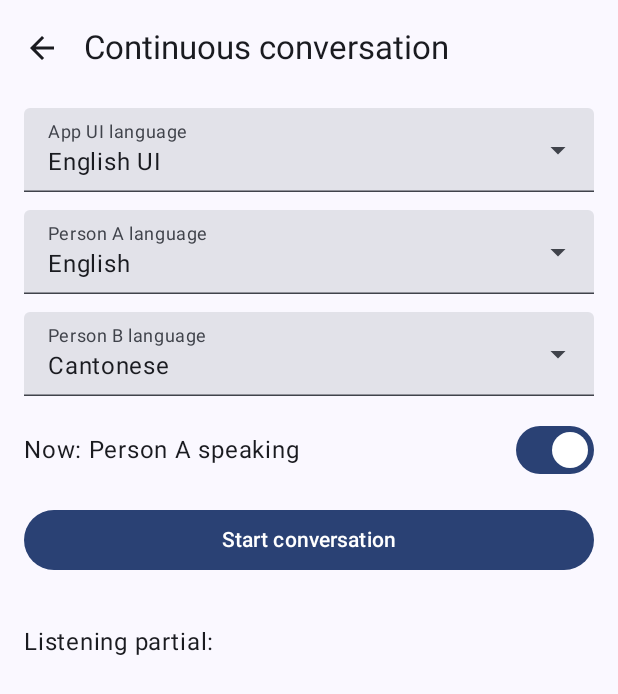
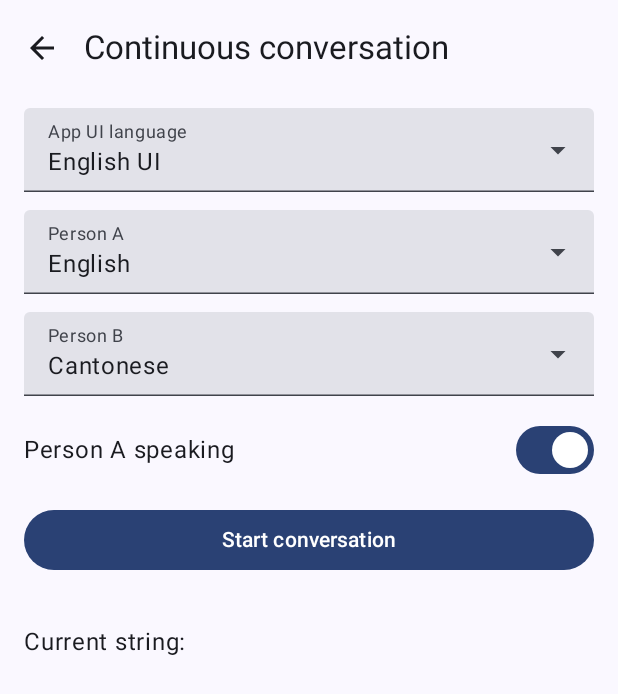
Before and after one commit to TALMasterA/FYP, an Android app built with Jetpack Compose: the screen it shows after launch (MainActivity), after a tap on "Start continuous translate & speak", on a phone screen of 412 x 824 dp. Shown: the top 694 px of the screen. Run offline under Robolectric (Android 15) with nearby library versions, the phone set to English and light mode, and no system bars; libraries missing offline, so code that uses them is left out: com.microsoft.cognitiveservices.

Commit message:
Simplify UI‑text localization and make the the new continuous function included

```diff
--- a/app/src/main/java/com/example/fyp/MainActivity.kt
+++ b/app/src/main/java/com/example/fyp/MainActivity.kt
@@ -126,22 +126,15 @@ fun AppLanguageDropdown(
                 onUpdateAppLanguage(code, emptyMap())
             } else {
                 scope.launch {
-                    val baseTexts = BaseUiTexts
                     when (val result = TranslatorClient.translateTexts(
-                        texts = baseTexts,
+                        texts = BaseUiTexts,
                         toLanguage = code,
                         fromLanguage = "en"
                     )) {
                         is SpeechResult.Success -> {
-                            val parts = result.text.split('\u0001')
-                            if (parts.size == baseTexts.size) {
-                                val map = UiTextKey.entries.zip(parts).toMap()
-                                onUpdateAppLanguage(code, map)
-                            } else {
-                                onUpdateAppLanguage(code, emptyMap())
-                            }
+                            val map = buildUiTextMap(result.text)
+                            onUpdateAppLanguage(code, map)
                         }
-
                         is SpeechResult.Error -> {
                             Log.e("UITranslation", "Error: ${result.message}")
                             onUpdateAppLanguage(code, emptyMap())
@@ -302,7 +295,12 @@ fun HomeScreen(
                 onClick = onStartContinuous,
                 modifier = Modifier.fillMaxWidth()
             ) {
-                Text("Start continuous translate & speak") // later can move this string into UiTexts
+                Text(
+                    uiText(
+                        UiTextKey.ContinuousStartScreenButton,
+                        BaseUiTexts[UiTextKey.ContinuousStartScreenButton.ordinal]
+                    )
+                )
             }
         }
     }
@@ -637,7 +635,14 @@ fun ContinuousConversationScreen(
     Scaffold(
         topBar = {
             TopAppBar(
-                title = { Text("Continuous conversation") },
+                title = {
+                    Text(
+                        uiText(
+                            UiTextKey.ContinuousTitle,
+                            BaseUiTexts[UiTextKey.ContinuousTitle.ordinal]
+                        )
+                    )
+                },
                 navigationIcon = {
                     IconButton(onClick = {
                         viewModel.stopContinuous()
@@ -673,7 +678,10 @@ fun ContinuousConversationScreen(
                     )
 
                     LanguageDropdownField(
-                        label = "Person A language",
+                        label = uiText(
+                            UiTextKey.ContinuousSpeakerAName,
+                            BaseUiTexts[UiTextKey.ContinuousSpeakerAName.ordinal]
+                        ),
                         selectedCode = fromLanguage,
                         options = supportedLanguages,
                         nameFor = uiLanguageNameFor,
@@ -681,7 +689,10 @@ fun ContinuousConversationScreen(
                     )
 
                     LanguageDropdownField(
-                        label = "Person B language",
+                        label = uiText(
+                            UiTextKey.ContinuousSpeakerBName,
+                            BaseUiTexts[UiTextKey.ContinuousSpeakerBName.ordinal]
+                        ),
                         selectedCode = toLanguage,
                         options = supportedLanguages,
                         nameFor = uiLanguageNameFor,
@@ -695,9 +706,15 @@ fun ContinuousConversationScreen(
                     ) {
                         Text(
                             text = if (isPersonATalking)
-                                "Now: Person A speaking"
+                                uiText(
+                                    UiTextKey.ContinuousPersonALabel,
+                                    BaseUiTexts[UiTextKey.ContinuousPersonALabel.ordinal]
+                                )
                             else
-                                "Now: Person B speaking"
+                                uiText(
+                                    UiTextKey.ContinuousPersonBLabel,
+                                    BaseUiTexts[UiTextKey.ContinuousPersonBLabel.ordinal]
+                                )
                         )
 
                         androidx.compose.material3.Switch(
@@ -724,12 +741,28 @@ fun ContinuousConversationScreen(
                         },
                         modifier = Modifier.fillMaxWidth()
                     ) {
-                        Text(if (isRunning) "Stop listening" else "Start conversation")
+                        Text(
+                            if (isRunning)
+                                uiText(
+                                    UiTextKey.ContinuousStopButton,
+                                    BaseUiTexts[UiTextKey.ContinuousStopButton.ordinal]
+                                )
+                            else
+                                uiText(
+                                    UiTextKey.ContinuousStartButton,
+                                    BaseUiTexts[UiTextKey.ContinuousStartButton.ordinal]
+                                )
+                        )
                     }
 
                     Spacer(Modifier.height(8.dp))
 
-                    Text("Listening partial: $partial")
+                    Text(
+                        text = uiText(
+                            UiTextKey.ContinuousCurrentStringLabel,
+                            BaseUiTexts[UiTextKey.ContinuousCurrentStringLabel.ordinal]
+                        ) + ": " + partial
+                    )
                     if (lastTranslation.isNotBlank()) {
                         Text("Last translation: $lastTranslation")
                     }
@@ -762,8 +795,26 @@ fun ContinuousConversationScreen(
                                 // speaker + type
                                 Text(
                                     text = buildString {
-                                        append(if (msg.isFromPersonA) "Person A" else "Person B")
-                                        if (msg.isTranslation) append(" · translation")
+                                        val speakerName = if (msg.isFromPersonA) {
+                                            uiText(
+                                                UiTextKey.ContinuousSpeakerAName,
+                                                BaseUiTexts[UiTextKey.ContinuousSpeakerAName.ordinal]
+                                            )
+                                        } else {
+                                            uiText(
+                                                UiTextKey.ContinuousSpeakerBName,
+                                                BaseUiTexts[UiTextKey.ContinuousSpeakerBName.ordinal]
+                                            )
+                                        }
+                                        append(speakerName)
+                                        if (msg.isTranslation) {
+                                            append(
+                                                uiText(
+                                                    UiTextKey.ContinuousTranslationSuffix,
+                                                    BaseUiTexts[UiTextKey.ContinuousTranslationSuffix.ordinal]
+                                                )
+                                            )
+                                        }
                                     },
                                     style = MaterialTheme.typography.labelSmall
                                 )
--- a/app/src/main/java/com/example/fyp/UiTexts.kt
+++ b/app/src/main/java/com/example/fyp/UiTexts.kt
@@ -34,7 +34,17 @@ enum class UiTextKey {
     HelpCurrentTitle,
     HelpCautionTitle,
     HelpCurrentFeatures,
-    HelpCaution
+    HelpCaution,
+    ContinuousTitle,
+    ContinuousStartButton,
+    ContinuousStopButton,
+    ContinuousStartScreenButton,
+    ContinuousPersonALabel,
+    ContinuousPersonBLabel,
+    ContinuousCurrentStringLabel,
+    ContinuousSpeakerAName,
+    ContinuousSpeakerBName,
+    ContinuousTranslationSuffix
 }
 
 val BaseUiTexts: List<String> = listOf(
@@ -76,5 +86,24 @@ val BaseUiTexts: List<String> = listOf(
             "- Press Azure Recognize to capture one sentence from microphone.\n" +
             "- Tap Translate to translate once, then use Speak buttons to listen.",
     "- Requires internet and valid Azure keys.\n" +
-            "- Do not use for medical, legal, or safety‑critical decisions; translations may contain errors."
+            "- Do not use for medical, legal, or safety‑critical decisions; translations may contain errors.",
+    "Continuous conversation",
+    "Start conversation",
+    "Stop listening",
+    "Start continuous translate & speak",
+    "Person A speaking",
+    "Person B speaking",
+    "Current string",
+    "Person A",
+    "Person B",
+    " · translation"
 )
+
+fun buildUiTextMap(translatedJoined: String): Map<UiTextKey, String> {
+    val parts = translatedJoined.split('\u0001')
+    // If translation result is shorter, fill missing entries with the English base text
+    return UiTextKey.entries.mapIndexed { index, key ->
+        val value = parts.getOrNull(index) ?: BaseUiTexts[index]
+        key to value
+    }.toMap()
+}
```
Also changed, not shown: 1 other file.
